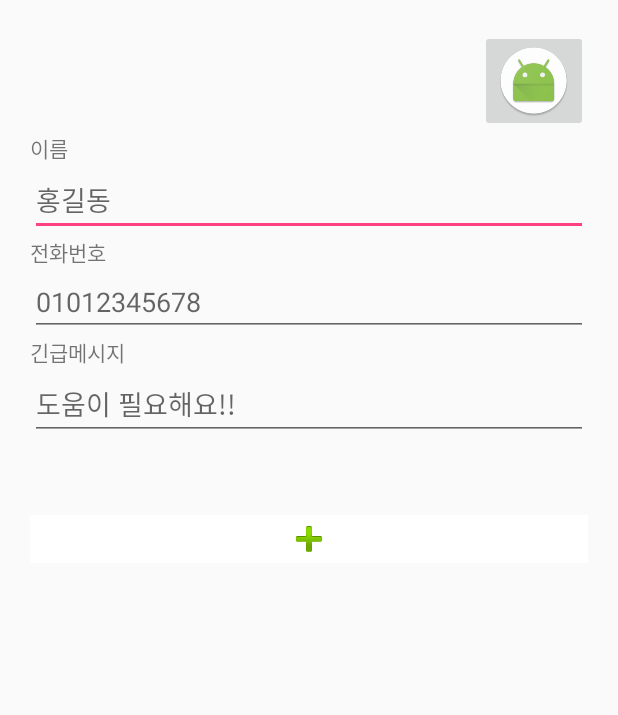
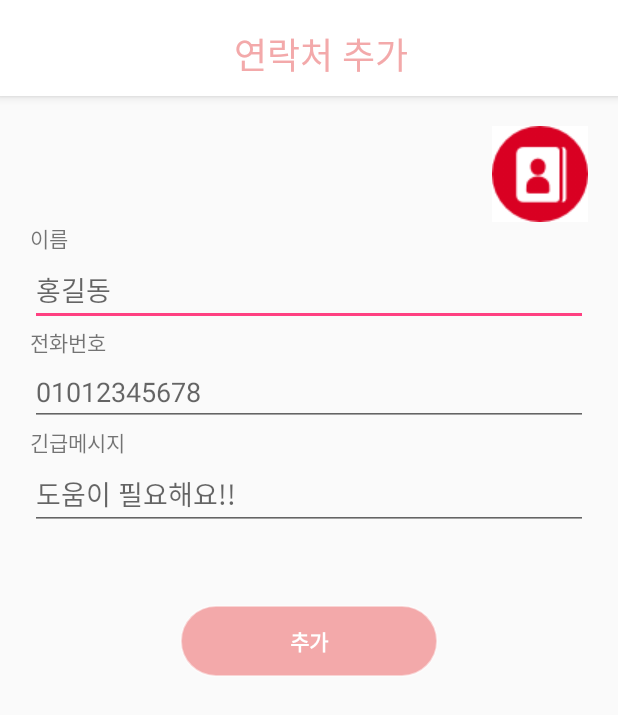
Before and after one commit to Ankwinam/Isafeyou2, an Android app: the ContactAddActivity screen opened directly, with no data from a screen before it, on a phone screen of 412 x 824 dp. Shown: the top 715 px of the screen. Run offline under Robolectric (Android 15) with nearby library versions, the phone set to English and light mode, and no system bars.

Commit message:
로그로 수정함

```diff
--- a/app/src/main/java/com/example/kwinam/isafeyou/isafeyou/Activity/ContactAddActivity.java
+++ b/app/src/main/java/com/example/kwinam/isafeyou/isafeyou/Activity/ContactAddActivity.java
@@ -9,6 +9,7 @@ import android.os.Bundle;
 import android.util.Log;
 import android.view.Gravity;
 import android.view.View;
+import android.widget.Button;
 import android.widget.EditText;
 import android.widget.ImageButton;
 import android.widget.TextView;
@@ -20,7 +21,7 @@ import com.google.android.gms.vision.text.Text;
 
 public class ContactAddActivity extends AppCompatActivity {
 
-    ImageButton add_decision;
+    Button add_decision;
     ImageButton contact_plus;
 
     String name = null;
@@ -35,7 +36,7 @@ public class ContactAddActivity extends AppCompatActivity {
         super.onCreate(savedInstanceState);
         setContentView(R.layout.contact_add);
 
-        add_decision = (ImageButton)findViewById(R.id.add_decision_btn);
+        add_decision = (Button)findViewById(R.id.add_decision_btn);
         contact_plus = (ImageButton)findViewById(R.id.contact_plus);
 
         textname = (TextView)findViewById(R.id.contactadd_nameinput);
--- a/app/src/main/java/com/example/kwinam/isafeyou/isafeyou/Fragment/TabFragment3.java
+++ b/app/src/main/java/com/example/kwinam/isafeyou/isafeyou/Fragment/TabFragment3.java
@@ -160,6 +160,7 @@ public class TabFragment3 extends Fragment {
         contactadd_btn.setOnClickListener(new View.OnClickListener() {
             @Override
             public void onClick(View v) {
+                Log.d("번호", "ddfgdg");
                 Intent intent = new Intent(getContext(), ContactAddActivity.class);
                 startActivityForResult(intent, REQUEST_CODE);
             }
--- a/app/src/main/res/layout/contact_add.xml
+++ b/app/src/main/res/layout/contact_add.xml
@@ -4,6 +4,41 @@
     xmlns:app="http://schemas.android.com/apk/res-auto"
     android:layout_width="match_parent"
     android:layout_height="match_parent">
+
+    <android.support.design.widget.AppBarLayout
+        android:id="@+id/appbar"
+        android:layout_width="match_parent"
+        android:layout_height="wrap_content"
+        android:background="#ffffff"
+        android:paddingTop="@dimen/appbar_padding_top"
+        android:theme="@style/AppTheme.AppBarOverlay">
+
+        <android.support.v7.widget.Toolbar
+            android:id="@+id/toolbar"
+            android:layout_width="match_parent"
+            android:layout_height="?attr/actionBarSize"
+            android:background="#ffffff"
+            app:layout_scrollFlags="scroll|enterAlways"
+            app:popupTheme="@style/AppTheme.PopupOverlay">
+
+            <FrameLayout
+                android:layout_width="match_parent"
+                android:layout_height="match_parent">
+
+                <TextView
+                    android:id="@+id/toolbar_title"
+                    android:layout_width="match_parent"
+                    android:layout_height="match_parent"
+                    android:layout_weight="1"
+                    android:gravity="center_vertical|center_horizontal"
+                    android:text="연락처 추가"
+                    android:textColor="#f3a9aa"
+                    android:textSize="24sp" />
+
+            </FrameLayout>
+        </android.support.v7.widget.Toolbar>
+
+    </android.support.design.widget.AppBarLayout>
 
     <android.support.v4.widget.NestedScrollView
         android:layout_width="match_parent"
@@ -28,7 +63,8 @@
                     android:layout_height="wrap_content"
                     android:layout_gravity="right"
                     android:layout_weight="1"
-                    app:srcCompat="@mipmap/ic_launcher_round" />
+                    android:background="#ffffff"
+                    android:src="@drawable/contact" />
 
                 <TextView
                     android:id="@+id/contactadd_name"
@@ -91,14 +127,18 @@
                 android:layout_height="match_parent"
                 android:orientation="horizontal">
 
-                <ImageButton
+                <Button
                     android:id="@+id/add_decision_btn"
                     android:layout_width="wrap_content"
                     android:layout_height="wrap_content"
+                    android:layout_marginLeft="100dp"
+                    android:layout_marginRight="100dp"
                     android:layout_marginTop="50dp"
                     android:layout_weight="1"
-                    android:background="#ffffff"
-                    app:srcCompat="@android:drawable/ic_input_add" />
+                    android:background="@drawable/buttonnn"
+                    android:text="추가"
+                    android:textColor="#ffffff"
+                    android:textStyle="bold" />
             </LinearLayout>
         </LinearLayout>
     </android.support.v4.widget.NestedScrollView>
--- a/app/src/main/res/layout/fragment_1.xml
+++ b/app/src/main/res/layout/fragment_1.xml
@@ -63,6 +63,5 @@
         android:textColor="#ffffff"
         android:textSize="16sp"
         android:textStyle="bold" />
-        android:layout_marginTop="45dp" />
 
 </RelativeLayout>
--- a/app/src/main/res/menu/menu_main.xml
+++ b/app/src/main/res/menu/menu_main.xml
@@ -6,6 +6,6 @@
         android:id="@+id/action_settings"
         android:orderInCategory="100"
         android:title="@string/action_settings"
-        android:icon="@android:drawable/ic_menu_manage"
+        android:icon="@drawable/settings_grey"
         app:showAsAction="ifRoom" />
 </menu>
```
Also changed, not shown: app/src/main/java/com/example/kwinam/isafeyou/isafeyou/Fragment/TabFragment1.java (+52 -13 lines), app/src/main/res/layout/fragment_4.xml (+21 -2 lines). Lines whose indentation alone changed are shown as unchanged.
